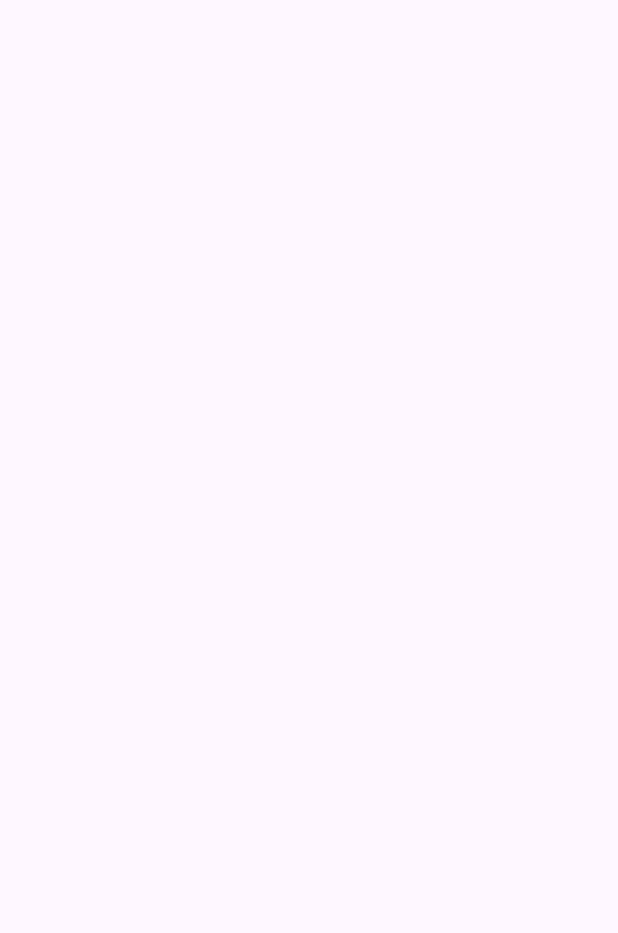
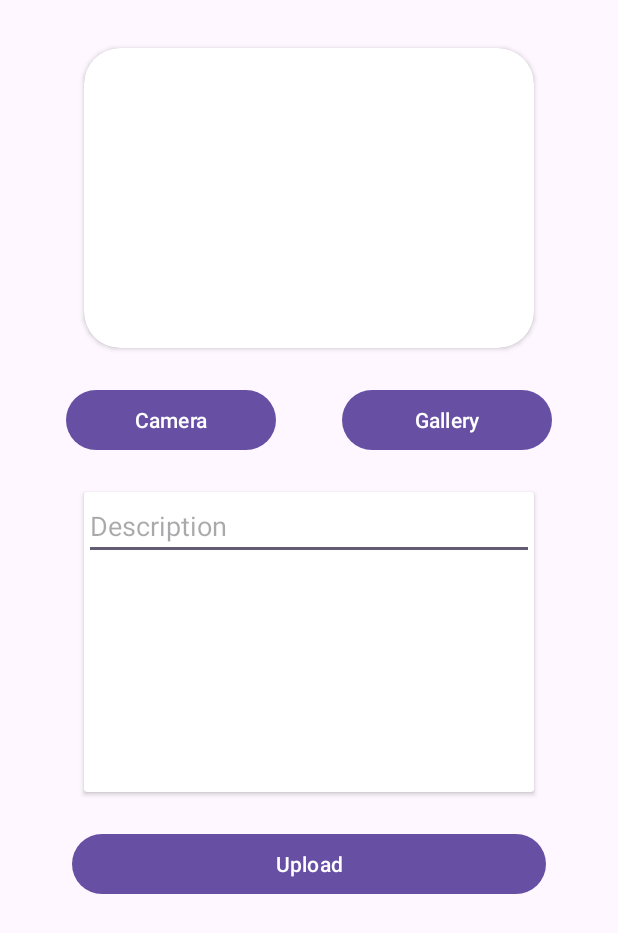
Before and after one commit to saliharya/StoryApp, an Android app: the AddStoryActivity screen opened directly, with no data from a screen before it, on a phone screen of 412 x 824 dp. Before the commit the part shown is empty. Shown: the top 933 px of the screen. Run offline under Robolectric (Android 15) with nearby library versions, the phone set to English and light mode, and no system bars.

Commit message:
create upload page

```diff
--- a/app/src/main/res/layout/activity_add_story.xml
+++ b/app/src/main/res/layout/activity_add_story.xml
@@ -1,8 +1,77 @@
 <?xml version="1.0" encoding="utf-8"?>
 <androidx.constraintlayout.widget.ConstraintLayout xmlns:android="http://schemas.android.com/apk/res/android"
+    xmlns:app="http://schemas.android.com/apk/res-auto"
     xmlns:tools="http://schemas.android.com/tools"
     android:layout_width="match_parent"
     android:layout_height="match_parent"
     tools:context=".ui.activity.AddStoryActivity">
 
+    <androidx.cardview.widget.CardView
+        android:id="@+id/cardView"
+        android:layout_width="300dp"
+        android:layout_height="200dp"
+        android:layout_marginTop="32dp"
+        app:cardCornerRadius="24dp"
+        app:layout_constraintEnd_toEndOf="parent"
+        app:layout_constraintStart_toStartOf="parent"
+        app:layout_constraintTop_toTopOf="parent">
+
+        <ImageView
+            android:id="@+id/ivUpload"
+            android:layout_width="match_parent"
+            android:layout_height="match_parent"
+            android:contentDescription="@string/image_view_upload" />
+
+    </androidx.cardview.widget.CardView>
+
+    <Button
+        android:id="@+id/btnCamera"
+        android:layout_width="140dp"
+        android:layout_height="wrap_content"
+        android:layout_marginTop="24dp"
+        android:text="@string/camera_button_text"
+        app:layout_constraintEnd_toStartOf="@+id/btnGallery"
+        app:layout_constraintStart_toStartOf="parent"
+        app:layout_constraintTop_toBottomOf="@+id/cardView" />
+
+    <Button
+        android:id="@+id/btnGallery"
+        android:layout_width="140dp"
+        android:layout_height="wrap_content"
+        android:layout_marginTop="24dp"
+        android:text="@string/gallery_button_text"
+        app:layout_constraintEnd_toEndOf="parent"
+        app:layout_constraintStart_toEndOf="@id/btnCamera"
+        app:layout_constraintTop_toBottomOf="@+id/cardView" />
+
+    <androidx.cardview.widget.CardView
+        android:id="@+id/cardView2"
+        android:layout_width="300dp"
+        android:layout_height="200dp"
+        android:layout_marginTop="24dp"
+        app:layout_constraintEnd_toEndOf="parent"
+        app:layout_constraintStart_toStartOf="parent"
+        app:layout_constraintTop_toBottomOf="@+id/btnCamera">
+
+        <EditText
+            android:id="@+id/etDescription"
+            android:layout_width="match_parent"
+            android:layout_height="wrap_content"
+            android:layout_gravity="start|top"
+            android:autofillHints="Description"
+            android:hint="@string/description"
+            android:inputType="text" />
+
+    </androidx.cardview.widget.CardView>
+
+    <Button
+        android:id="@+id/btnUpload"
+        android:layout_width="match_parent"
+        android:layout_height="wrap_content"
+        android:layout_marginHorizontal="48dp"
+        android:layout_marginTop="24dp"
+        android:text="@string/upload_button_text"
+        app:layout_constraintTop_toBottomOf="@+id/cardView2"
+        tools:layout_editor_absoluteX="48dp" />
+
 </androidx.constraintlayout.widget.ConstraintLayout>
--- a/app/src/main/res/layout/activity_story_detail.xml
+++ b/app/src/main/res/layout/activity_story_detail.xml
@@ -39,9 +39,9 @@
         android:id="@+id/tvUsername"
         android:layout_width="0dp"
         android:layout_height="wrap_content"
-        android:layout_marginHorizontal="8dp"
+        android:layout_marginHorizontal="12dp"
         android:layout_marginVertical="8dp"
-        android:textSize="16sp"
+        android:textSize="24sp"
         android:textStyle="bold"
         app:layout_constraintEnd_toEndOf="@id/ivStory"
         app:layout_constraintStart_toStartOf="@id/ivStory"
@@ -53,6 +53,7 @@
         android:layout_width="0dp"
         android:layout_height="wrap_content"
         android:layout_marginVertical="8dp"
+        android:justificationMode="inter_word"
         app:layout_constraintEnd_toEndOf="@+id/tvUsername"
         app:layout_constraintStart_toStartOf="@+id/tvUsername"
         app:layout_constraintTop_toBottomOf="@+id/tvUsername"
--- a/app/src/main/res/values/strings.xml
+++ b/app/src/main/res/values/strings.xml
@@ -16,4 +16,9 @@
     <string name="wrong_username_or_password_message">Oops! Did you mistype your username or password, or is your cat walking on the keyboard again? \uD83D\uDE40</string>
     <string name="registration_success">Registration successful</string>
     <string name="registration_failure">Oops! It looks like that email is already taken. Try another one and let\'s get you signed up! \\uD83D\\uDE04</string>
+    <string name="image_view_upload">Image View Upload</string>
+    <string name="camera_button_text">Camera</string>
+    <string name="gallery_button_text">Gallery</string>
+    <string name="description">Description</string>
+    <string name="upload_button_text">Upload</string>
 </resources>
```
Also changed, not shown: app/src/main/java/com/arya/storyapp/api/StoryService.kt (+14 -0 lines), app/src/main/java/com/arya/storyapp/repository/StoryRepository.kt (+29 -0 lines), app/src/main/java/com/arya/storyapp/ui/viewmodel/AddStoryViewModel.kt (added, +38 -0 lines).
